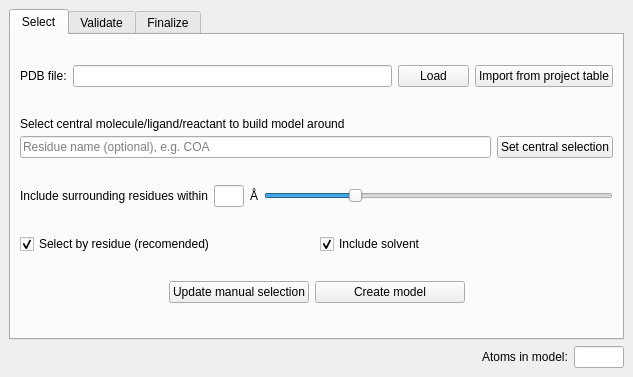
Above: UIs/PDB_clusterWindow.ui from ryanswilkins/REACT before the change. Below: the same form after it.
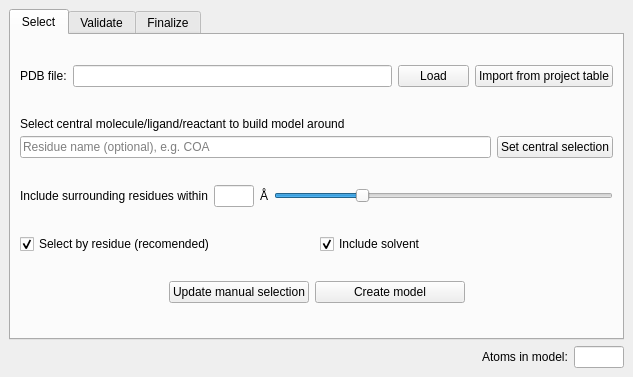
That is the form after the change.

Commit message: adjusted inclusion radius slider

What changed in the file:
```diff
--- a/UIs/PDB_clusterWindow.ui
+++ b/UIs/PDB_clusterWindow.ui
@@ -125,7 +125,7 @@
            <widget class="QLineEdit" name="lineEdit_inclusion_radius">
             <property name="maximumSize">
              <size>
-              <width>30</width>
+              <width>40</width>
               <height>16777215</height>
              </size>
             </property>
@@ -133,7 +133,7 @@
              <bool>true</bool>
             </property>
             <property name="readOnly">
-             <bool>true</bool>
+             <bool>false</bool>
             </property>
            </widget>
           </item>
@@ -147,10 +147,10 @@
           <item row="0" column="3">
            <widget class="QSlider" name="slider_inclusion_size">
             <property name="maximum">
-             <number>20</number>
+             <number>40</number>
             </property>
             <property name="value">
-             <number>5</number>
+             <number>10</number>
             </property>
             <property name="orientation">
              <enum>Qt::Horizontal</enum>
```
Left out of the diff: 3 changed lines with no effect on the pictures. The commit also changes 3 other files.
